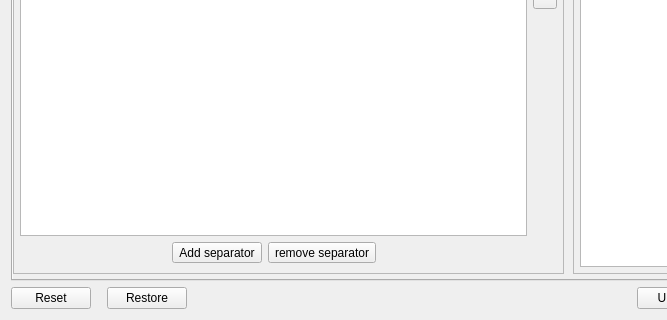
Qt form Resources/ui/Design.ui (geolta/FreeCAD-Ribbon) before a commit; both pictures show x 0 to 667 and y 404 to 724 of the 940 by 724 pixel window.
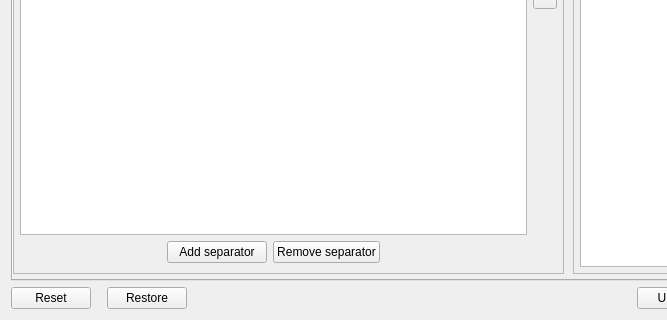
The same form after that commit.

Commit message: Add/Remove buttons changed to pushbuttons for proper representation RibbonStructure.json updated with separators for PartDesign and FEM toolbars

```diff
--- a/Resources/ui/Design.ui
+++ b/Resources/ui/Design.ui
@@ -1292,7 +1292,13 @@
               </spacer>
              </item>
              <item>
-              <widget class="QToolButton" name="AddSeparator">
+              <widget class="QPushButton" name="AddSeparator">
+               <property name="minimumSize">
+                <size>
+                 <width>100</width>
+                 <height>0</height>
+                </size>
+               </property>
                <property name="font">
                 <font>
                  <weight>50</weight>
@@ -1305,7 +1311,13 @@
               </widget>
              </item>
              <item>
-              <widget class="QToolButton" name="RemoveSeparator">
+              <widget class="QPushButton" name="RemoveSeparator">
+               <property name="minimumSize">
+                <size>
+                 <width>100</width>
+                 <height>0</height>
+                </size>
+               </property>
                <property name="font">
                 <font>
                  <weight>50</weight>
@@ -1313,7 +1325,7 @@
                 </font>
                </property>
                <property name="text">
-                <string>remove separator</string>
+                <string>Remove separator</string>
                </property>
               </widget>
              </item>
```
The commit also changes 2 other files.
